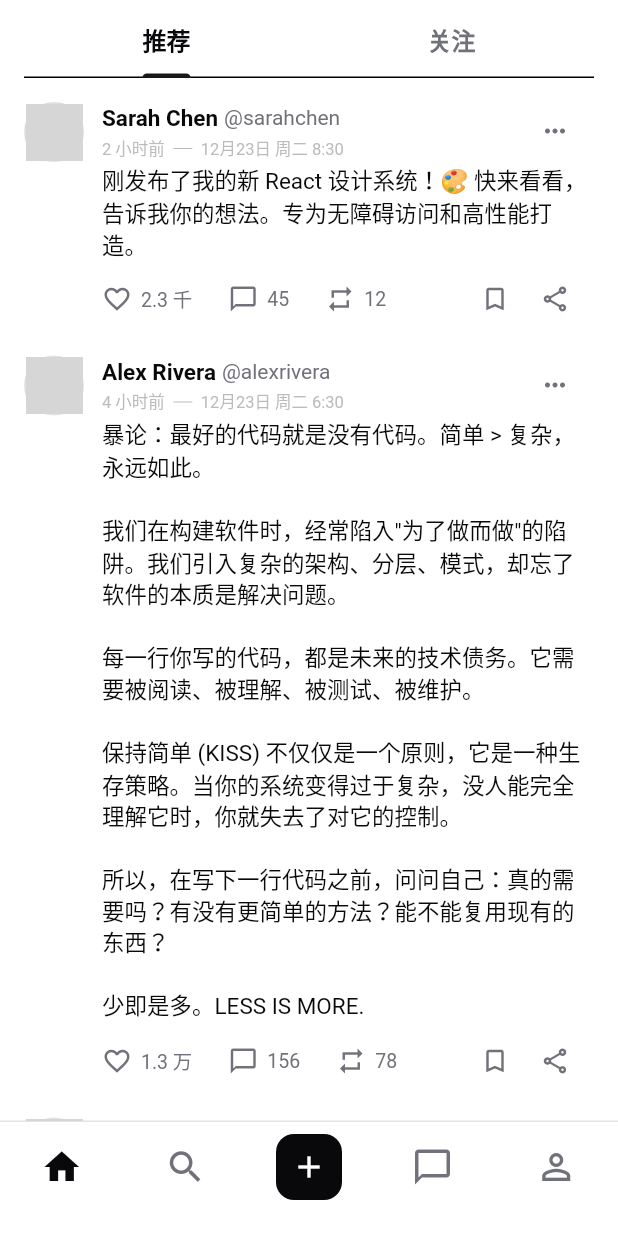
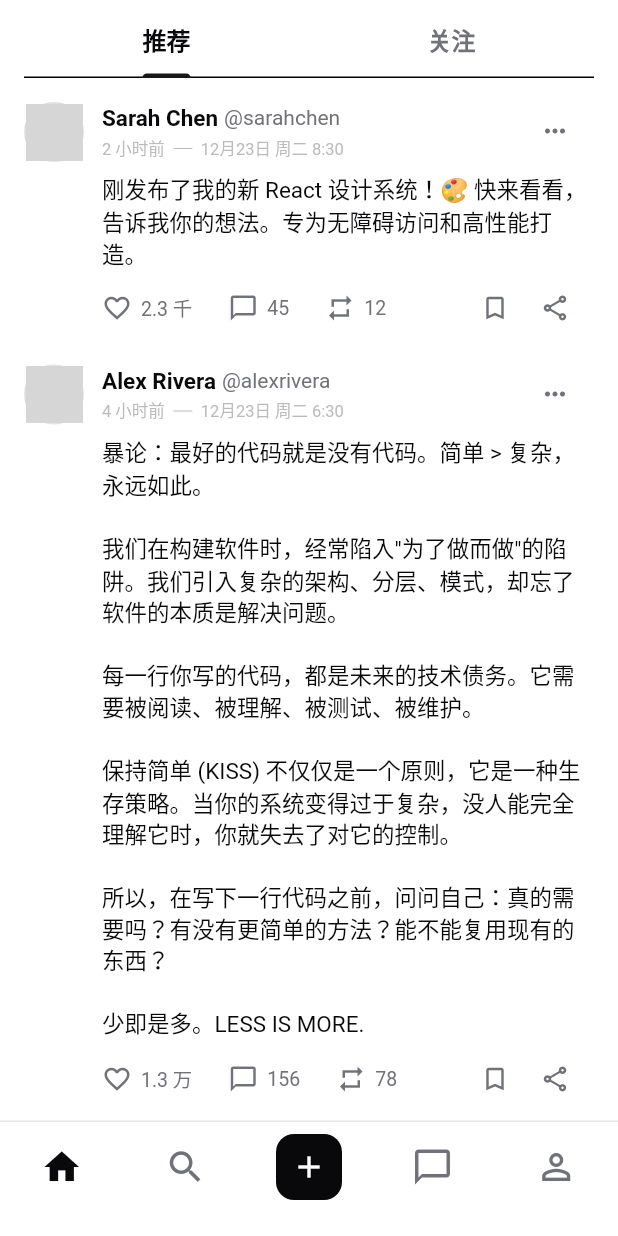
Before and after one commit to funcdfs/lesser, a Flutter app: the screen it shows after launch, on a phone screen of 412 x 824 dp. Run offline on Flutter 3.47's test engine with Material 3 defaults, Android fonts, the light colour scheme and no system bars; our stand-ins replace cached_network_image, flutter_svg, logger; network calls fail; grey boxes are pictures that could not be loaded.

Commit message:
feat: enhance like button animation with ripple and burst effects and adjust post content spacing.

```diff
--- a/lib/widgets/post_card.dart
+++ b/lib/widgets/post_card.dart
@@ -1,3 +1,4 @@
+import 'dart:math';
 import 'package:flutter/material.dart';
 import '../config/shadcn_theme.dart';
 import '../widgets/shadcn/shadcn_avatar.dart';
@@ -158,7 +159,7 @@ class _PostCardState extends State<PostCard> with TickerProviderStateMixin {
                       ),
                     ],
                   ),
-                  const SizedBox(height: 2),
+                  const SizedBox(height: 8),
 
                   /// 帖子内容
                   Text(
@@ -501,37 +502,56 @@ class _ActionButtonState extends State<_ActionButton>
   /// 是否悬停状态
   bool _isHovered = false;
 
-  /// 缩放动画控制器
-  late AnimationController _scaleController;
+  /// 波纹动画控制器
+  late AnimationController _rippleController;
 
-  /// 缩放动画
-  late Animation<double> _scaleAnimation;
+  /// 粒子动画控制器
+  late AnimationController _burstController;
+
+  /// 波纹扩散动画
+  late Animation<double> _rippleAnimation;
+
+  /// 粒子爆发动画
+  late Animation<double> _burstAnimation;
 
   @override
   void initState() {
     super.initState();
-    _scaleController = AnimationController(
-      duration: const Duration(milliseconds: 500),
+
+    // 波纹扩散动画 - 从中心向外扩散的圆形
+    _rippleController = AnimationController(
+      duration: const Duration(milliseconds: 600),
       vsync: this,
     );
-    _scaleAnimation = Tween<double>(begin: 1.0, end: 1.15).animate(
-      CurvedAnimation(parent: _scaleController, curve: Curves.elasticOut),
+    _rippleAnimation = Tween<double>(begin: 0.0, end: 1.0).animate(
+      CurvedAnimation(parent: _rippleController, curve: Curves.easeOutCubic),
     );
+
+    // 粒子爆发动画 - 小圆点从中心向外爆发
+    _burstController = AnimationController(
+      duration: const Duration(milliseconds: 400),
+      vsync: this,
+    );
+    _burstAnimation = Tween<double>(
+      begin: 0.0,
+      end: 1.0,
+    ).animate(CurvedAnimation(parent: _burstController, curve: Curves.easeOut));
   }
 
   @override
   void didUpdateWidget(_ActionButton oldWidget) {
     super.didUpdateWidget(oldWidget);
     if (widget.isLiked && !oldWidget.isLiked) {
-      _scaleController.forward().then((_) {
-        _scaleController.reverse();
-      });
+      // 点赞时触发动画
+      _rippleController.forward(from: 0.0);
+      _burstController.forward(from: 0.0);
     }
   }
 
   @override
   void dispose() {
-    _scaleController.dispose();
+    _rippleController.dispose();
+    _burstController.dispose();
     super.dispose();
   }
 
@@ -555,11 +575,14 @@ class _ActionButtonState extends State<_ActionButton>
                 ? ShadcnColors.secondary.withValues(alpha: 0.5)
                 : Colors.transparent,
           ),
-          child: ScaleTransition(
-            scale: _scaleAnimation,
           child: Row(
             mainAxisSize: MainAxisSize.min,
             children: [
+              // 图标 + 特效层
+              Stack(
+                clipBehavior: Clip.none,
+                children: [
+                  // 图标（作为 Stack 的主要子组件，决定 Stack 大小）
                   Icon(
                     widget.isLikeButton && widget.isLiked
                         ? Icons.favorite
@@ -571,6 +594,46 @@ class _ActionButtonState extends State<_ActionButton>
                               ? ShadcnColors.foreground
                               : ShadcnColors.mutedForeground),
                   ),
+
+                  // 波纹扩散效果（仅在点赞按钮上显示，不占据布局空间）
+                  if (widget.isLikeButton)
+                    Positioned.fill(
+                      child: Center(
+                        child: AnimatedBuilder(
+                          animation: _rippleAnimation,
+                          builder: (context, child) {
+                            return CustomPaint(
+                              painter: _RipplePainter(
+                                progress: _rippleAnimation.value,
+                                color: const Color(0xFFEF4444),
+                              ),
+                            );
+                          },
+                        ),
+                      ),
+                    ),
+
+                  // 粒子爆发效果（仅在点赞按钮上显示，不占据布局空间）
+                  if (widget.isLikeButton)
+                    Positioned.fill(
+                      child: Center(
+                        child: AnimatedBuilder(
+                          animation: _burstAnimation,
+                          builder: (context, child) {
+                            return CustomPaint(
+                              painter: _BurstPainter(
+                                progress: _burstAnimation.value,
+                                color: const Color(0xFFEF4444),
+                              ),
+                            );
+                          },
+                        ),
+                      ),
+                    ),
+                ],
+              ),
+
+              // 数字（如果有）
               if (widget.count != null && widget.count! > 0) ...[
                 const SizedBox(width: 6),
                 Text(
@@ -585,7 +648,80 @@ class _ActionButtonState extends State<_ActionButton>
           ),
         ),
       ),
-      ),
     );
   }
 }
+
+/// 波纹扩散效果绘制器
+class _RipplePainter extends CustomPainter {
+  final double progress;
+  final Color color;
+
+  _RipplePainter({required this.progress, required this.color});
+
+  @override
+  void paint(Canvas canvas, Size size) {
+    if (progress == 0.0) return;
+
+    final center = Offset(size.width / 2, size.height / 2);
+    final maxRadius = size.width / 2;
+    final currentRadius = maxRadius * progress;
+
+    // 计算透明度 - 随着扩散逐渐消失
+    final opacity = 1.0 - progress;
+
+    final paint = Paint()
+      ..color = color.withValues(alpha: opacity * 0.3)
+      ..style = PaintingStyle.stroke
+      ..strokeWidth = 2.0;
+
+    canvas.drawCircle(center, currentRadius, paint);
+  }
+
+  @override
+  bool shouldRepaint(_RipplePainter oldDelegate) {
+    return oldDelegate.progress != progress;
+  }
+}
+
+/// 粒子爆发效果绘制器
+class _BurstPainter extends CustomPainter {
+  final double progress;
+  final Color color;
+
+  _BurstPainter({required this.progress, required this.color});
+
+  @override
+  void paint(Canvas canvas, Size size) {
+    if (progress == 0.0) return;
+
+    final center = Offset(size.width / 2, size.height / 2);
+
+    // 计算透明度 - 随着移动逐渐消失
+    final opacity = 1.0 - progress;
+
+    // 绘制8个小圆点，从中心向8个方向爆发
+    final angles = [0, 45, 90, 135, 180, 225, 270, 315];
+    final maxDistance = 15.0;
+    final currentDistance = maxDistance * progress;
+
+    final paint = Paint()
+      ..color = color.withValues(alpha: opacity * 0.8)
+      ..style = PaintingStyle.fill;
+
+    for (final angle in angles) {
+      final radian = angle * 3.14159 / 180;
+      final x = center.dx + currentDistance * cos(radian);
+      final y = center.dy + currentDistance * sin(radian);
+
+      // 圆点大小随着距离变小
+      final dotRadius = 2.0 * (1.0 - progress * 0.5);
+      canvas.drawCircle(Offset(x, y), dotRadius, paint);
+    }
+  }
+
+  @override
+  bool shouldRepaint(_BurstPainter oldDelegate) {
+    return oldDelegate.progress != progress;
+  }
+}
```
Lines whose indentation alone changed are shown as unchanged.
